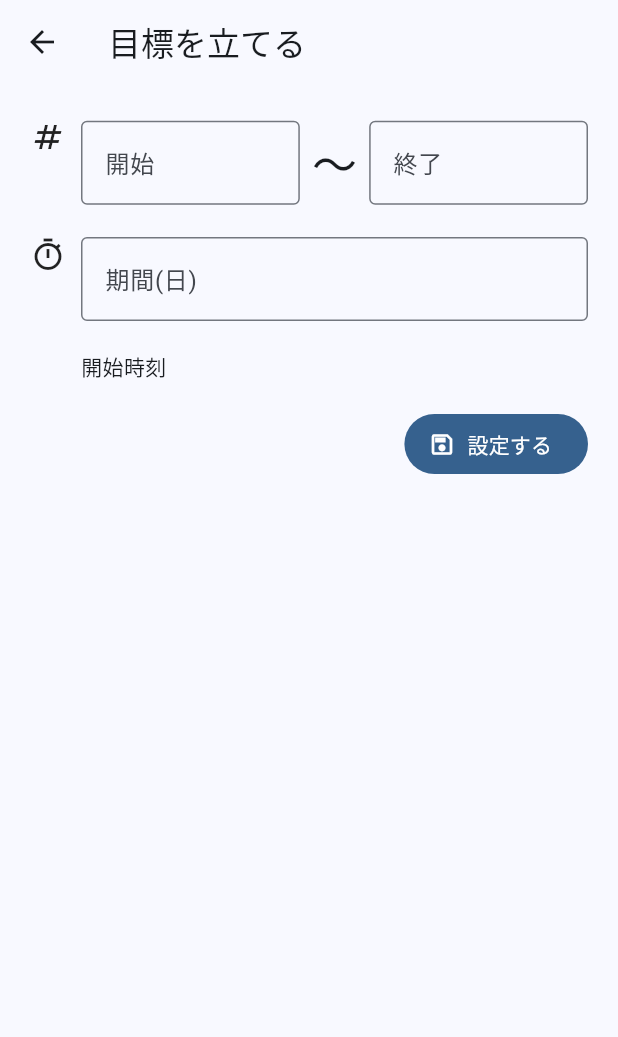
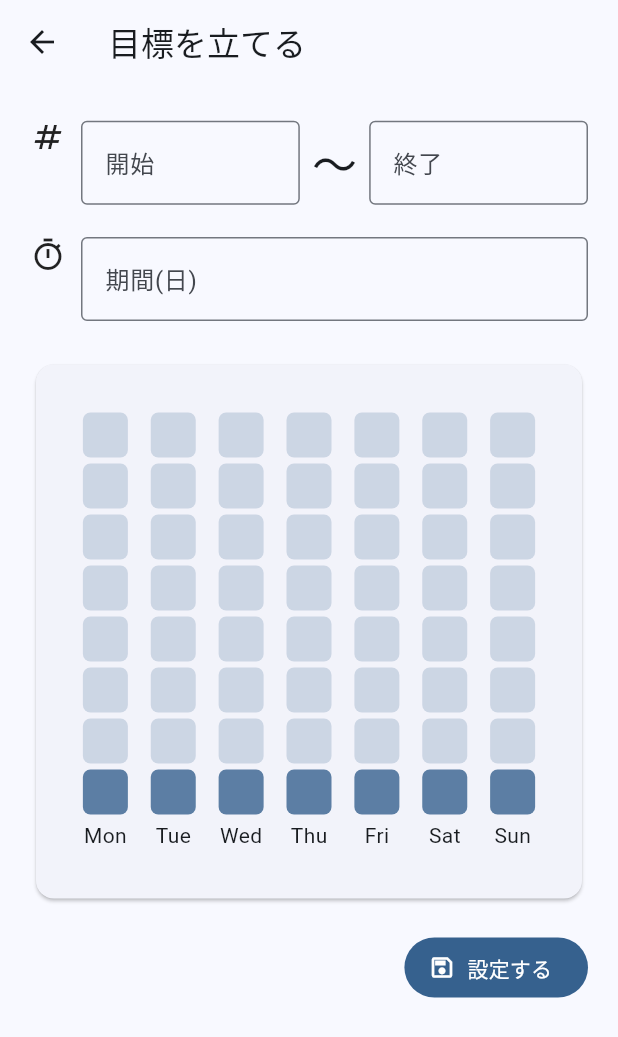
Before and after one commit to teym0/studyplan, a Flutter app: the CreateGoalPage screen opened directly with empty values, on a phone screen of 412 x 824 dp. Shown: the top 1037 px of the screen. Run offline on Flutter 3.47's test engine with Material 2 defaults, Android fonts, the light colour scheme and no system bars; our stand-ins replace cached_network_image, flutter_dotenv, freezed_annotation, hooks_riverpod, image_picker, percent_indicator and 2 more; accounts and stored records are empty; Roboto replaces fonts that are missing (LINESeedJP).

Commit message:
曜日ごとの比率設定のモックUIを作成 #5

```diff
--- a/lib/ui/book_detail_page/create_goal_page.dart
+++ b/lib/ui/book_detail_page/create_goal_page.dart
@@ -4,6 +4,10 @@ import 'package:hooks_riverpod/hooks_riverpod.dart';
 import 'package:leadstudy/stream/provider.dart';
 
 import '../../model/book_model.dart';
+
+final goalRatioBoardProvider = StateProvider<List<int>>((ref) {
+  return [1, 1, 1, 1, 1, 1, 1];
+});
 
 class CreateGoalArgument {
   Book book;
@@ -22,6 +26,74 @@ class _CreateGoalPageState extends ConsumerState<CreateGoalPage> {
   final startController = TextEditingController();
   final lastController = TextEditingController();
   final periodDaysController = TextEditingController();
+
+  Widget goalRatioBoardCell(
+      int weeknumber, int number, List<int> goalRatioBoardData) {
+    final checked = number <= goalRatioBoardData[weeknumber];
+    return GestureDetector(
+      onTap: () {
+        if (number == goalRatioBoardData[weeknumber]) {
+          goalRatioBoardData[weeknumber] = 0;
+        } else {
+          goalRatioBoardData[weeknumber] = number;
+        }
+        ref.read(goalRatioBoardProvider.notifier).state = [
+          ...goalRatioBoardData
+        ];
+      },
+      child: Padding(
+        padding: const EdgeInsets.only(bottom: 4.0),
+        child: Container(
+          width: 30,
+          height: 30,
+          decoration: BoxDecoration(
+            color: (checked)
+                ? Theme.of(context).colorScheme.primary.withOpacity(0.8)
+                : Theme.of(context).colorScheme.primary.withOpacity(0.2),
+            borderRadius: BorderRadius.circular(5.0),
+          ),
+        ),
+      ),
+    );
+  }
+
+  Widget goalRatioBoardLine(
+      int weeknumber, String dayoftheweek, List<int> goalRatioBoardData) {
+    return Column(
+      children: [
+        goalRatioBoardCell(weeknumber, 8, goalRatioBoardData),
+        goalRatioBoardCell(weeknumber, 7, goalRatioBoardData),
+        goalRatioBoardCell(weeknumber, 6, goalRatioBoardData),
+        goalRatioBoardCell(weeknumber, 5, goalRatioBoardData),
+        goalRatioBoardCell(weeknumber, 4, goalRatioBoardData),
+        goalRatioBoardCell(weeknumber, 3, goalRatioBoardData),
+        goalRatioBoardCell(weeknumber, 2, goalRatioBoardData),
+        goalRatioBoardCell(weeknumber, 1, goalRatioBoardData),
+        Text(dayoftheweek),
+      ],
+    );
+  }
+
+  Widget goalRatioBoard() {
+    final goalRatioBoardData = ref.watch(goalRatioBoardProvider);
+    return Card(
+      child: Padding(
+        padding: const EdgeInsets.symmetric(vertical: 32, horizontal: 16),
+        child: Row(
+          mainAxisAlignment: MainAxisAlignment.spaceEvenly,
+          children: [
+            goalRatioBoardLine(0, "Mon", goalRatioBoardData),
+            goalRatioBoardLine(1, "Tue", goalRatioBoardData),
+            goalRatioBoardLine(2, "Wed", goalRatioBoardData),
+            goalRatioBoardLine(3, "Thu", goalRatioBoardData),
+            goalRatioBoardLine(4, "Fri", goalRatioBoardData),
+            goalRatioBoardLine(5, "Sat", goalRatioBoardData),
+            goalRatioBoardLine(6, "Sun", goalRatioBoardData),
+          ],
+        ),
+      ),
+    );
+  }
 
   @override
   Widget build(BuildContext context) {
@@ -115,12 +187,13 @@ class _CreateGoalPageState extends ConsumerState<CreateGoalPage> {
                             ),
                           ),
                           const SizedBox(height: 20),
-                          const Text("開始時刻"),
                         ],
                       ),
                     ),
                   ],
                 ),
+                const SizedBox(height: 5),
+                goalRatioBoard(),
                 const SizedBox(height: 18),
                 Row(
                   mainAxisAlignment: MainAxisAlignment.end,
```
